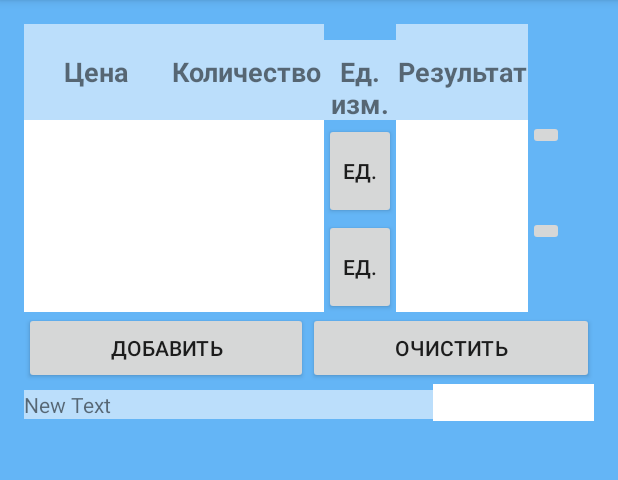
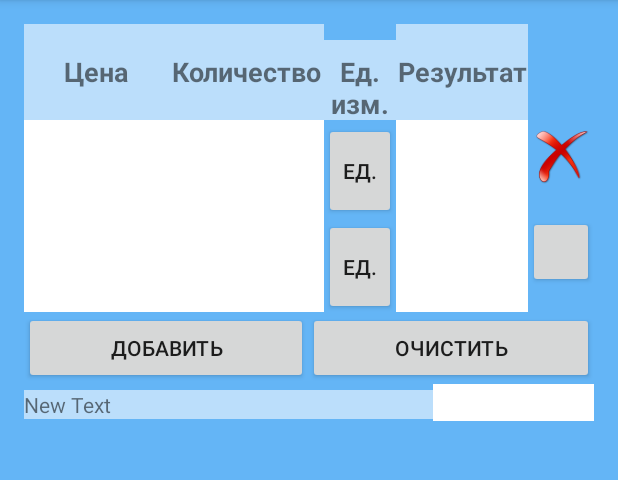
Before and after one commit to Dvajdi/QuickComparison, an Android app: the screen it shows after launch (MainActivity), on a phone screen of 412 x 824 dp, the part 84-564 px from its top. Run offline under Robolectric (Android 15) with nearby library versions, the light colour scheme and no system bars.

Commit message:
Новое решение работа кипит за окном ночь

```diff
--- a/app/src/main/java/ru/forge/twice_a_day/quickcomparison/MainActivity.java
+++ b/app/src/main/java/ru/forge/twice_a_day/quickcomparison/MainActivity.java
@@ -1,48 +1,38 @@
 package ru.forge.twice_a_day.quickcomparison;
 
-import android.content.res.Resources;
-import android.net.Uri;
 import android.support.v7.app.AppCompatActivity;
 import android.os.Bundle;
 import android.text.Editable;
-import android.text.Layout;
 import android.text.TextWatcher;
 import android.util.Log;
 import android.view.Menu;
 import android.view.MenuItem;
-import android.view.View;
 import android.view.ViewGroup;
+import android.widget.Button;
 import android.widget.EditText;
+import android.widget.ImageButton;
 import android.widget.LinearLayout;
-import android.widget.RelativeLayout;
-import android.widget.Spinner;
 import android.widget.TextView;
-
-import com.google.android.gms.appindexing.Action;
-import com.google.android.gms.appindexing.AppIndex;
-import com.google.android.gms.common.api.GoogleApiClient;
-
-import java.util.ArrayList;
 
 public class MainActivity extends AppCompatActivity {
 
 
-    EditText et_price1, et_quantity1;
-    TextView tv_number1, tv_price_unit1, tv_percent1;
-    Spinner spinner_u1;
+    EditText et_price1, et_quantity1,et_price2, et_quantity2;
+    TextView tv_price_unit1, tv_price_unit2;
+    Button button_unit1,button_unit2,button_add,button_clear;
+    Button iButton_delete1,iButton_delete2;
+
     LinearLayout rl_main;
-    LinearLayout row2;
-    int [] forId;
+    LinearLayout row2,doprow;
+
+    static int firstId, secondId;
 
     static int i;
     boolean et_price1ChangedAndGreaterThanZero, et_quantity1ChangedAndGreaterThanZero;
     double quantity1, price1;
-    ArrayList<LinearLayout> collectionOfLinearLayot;
-    /**
-     * ATTENTION: This was auto-generated to implement the App Indexing API.
-     * See https://g.co/AppIndexing/AndroidStudio for more information.
-     */
-    private GoogleApiClient client;
+
+
+
 
     @Override
     protected void onCreate(Bundle savedInstanceState) {
@@ -51,24 +41,29 @@ public class MainActivity extends AppCompatActivity {
         findMyViews();
         setContent();
         setListeners();
-        // ATTENTION: This was auto-generated to implement the App Indexing API.
-        // See https://g.co/AppIndexing/AndroidStudio for more information.
-        client = new GoogleApiClient.Builder(this).addApi(AppIndex.API).build();
+
     }
 
     public void findMyViews() {
         et_price1 = (EditText) findViewById(R.id.et_price1);
         et_quantity1 = (EditText) findViewById(R.id.et_quantity1);
-        tv_number1 = (TextView) findViewById(R.id.tv_number1);
-        tv_price_unit1 = (TextView) findViewById(R.id.tv_price_unit1);
-        tv_percent1 = (TextView) findViewById(R.id.tv_percent1);
-        spinner_u1 = (Spinner) findViewById(R.id.spinner_u1);
+        et_price2 = (EditText) findViewById(R.id.et_price2);
+        et_quantity2 = (EditText) findViewById(R.id.et_quantity2);
+        tv_price_unit1 =(TextView)findViewById(R.id.tv_price_unit1);
+        tv_price_unit2 =(TextView)findViewById(R.id.tv_price_unit2);
+        button_unit1=(Button)findViewById(R.id.button_unit1);
+        iButton_delete1=(Button)findViewById(R.id.button_delete1);
+        button_unit2=(Button)findViewById(R.id.button_unit2);
+        iButton_delete2=(Button)findViewById(R.id.button_delete2);
+        button_add=(Button)findViewById(R.id.button_add);
+        button_clear=(Button)findViewById(R.id.button_clear);
         rl_main = (LinearLayout) findViewById(R.id.rl_main);
-        row2 = (LinearLayout) findViewById(R.id.row2);
+
+        row2=(LinearLayout)findViewById(R.id.row2);
     }
 
     public void setContent() {
-        collectionOfLinearLayot = new ArrayList<>();
+
 
     }
 
@@ -102,13 +97,10 @@ public class MainActivity extends AppCompatActivity {
         LinearLayout llNew = (LinearLayout) LinearLayout.inflate(this, R.layout.row, null);
         llNew.setId(i);
 
-
         Log.d("priv", "id = " + llNew.getId());
         Log.d("priv", "R.layout.row = " + R.layout.row);
 
         rl_main.addView(llNew, lp);
-
-
     }
 
     public void setListeners() {
@@ -136,6 +128,7 @@ public class MainActivity extends AppCompatActivity {
 
         if (quantity1 > 0 && price1 > 0) {
             tv_price_unit1.setText(price1 / quantity1 + "");
+            makeNewRow();
         } else {
             tv_price_unit1.setText("");
         }
@@ -162,43 +155,5 @@ public class MainActivity extends AppCompatActivity {
         }
     };
 
-    @Override
-    public void onStart() {
-        super.onStart();
 
-        // ATTENTION: This was auto-generated to implement the App Indexing API.
-        // See https://g.co/AppIndexing/AndroidStudio for more information.
-        client.connect();
-        Action viewAction = Action.newAction(
-                Action.TYPE_VIEW, // TODO: choose an action type.
-                "Main Page", // TODO: Define a title for the content shown.
-                // TODO: If you have web page content that matches this app activity's content,
-                // make sure this auto-generated web page URL is correct.
-                // Otherwise, set the URL to null.
-                Uri.parse("http://host/path"),
-                // TODO: Make sure this auto-generated app deep link URI is correct.
-                Uri.parse("android-app://ru.forge.twice_a_day.quickcomparison/http/host/path")
-        );
-        AppIndex.AppIndexApi.start(client, viewAction);
-    }
-
-    @Override
-    public void onStop() {
-        super.onStop();
-
-        // ATTENTION: This was auto-generated to implement the App Indexing API.
-        // See https://g.co/AppIndexing/AndroidStudio for more information.
-        Action viewAction = Action.newAction(
-                Action.TYPE_VIEW, // TODO: choose an action type.
-                "Main Page", // TODO: Define a title for the content shown.
-                // TODO: If you have web page content that matches this app activity's content,
-                // make sure this auto-generated web page URL is correct.
-                // Otherwise, set the URL to null.
-                Uri.parse("http://host/path"),
-                // TODO: Make sure this auto-generated app deep link URI is correct.
-                Uri.parse("android-app://ru.forge.twice_a_day.quickcomparison/http/host/path")
-        );
-        AppIndex.AppIndexApi.end(client, viewAction);
-        client.disconnect();
-    }
 }
--- a/app/src/main/res/layout/activity_main.xml
+++ b/app/src/main/res/layout/activity_main.xml
@@ -96,16 +96,16 @@
         <TextView
             android:layout_width="88dp"
             android:layout_height="64dp"
-            android:id="@+id/tv_resalt1"
+            android:id="@+id/tv_price_unit1"
             android:gravity="center"
             android:textSize="20sp"
             android:background="#ffffff" />
 
-        <ImageButton
+        <Button
             android:layout_width="wrap_content"
             android:layout_height="wrap_content"
-            android:id="@+id/iButton_delete1"
-            android:layout_gravity="left" />
+            android:id="@+id/button_delete1"
+            android:layout_gravity="left" android:background="@mipmap/delete"/>
 
     </LinearLayout>
 
@@ -145,15 +145,15 @@
         <TextView
             android:layout_width="88dp"
             android:layout_height="64dp"
-            android:id="@+id/tv_resalt_2"
+            android:id="@+id/tv_price_unit2"
             android:gravity="center"
             android:textSize="20sp"
             android:background="#ffffff" />
 
-        <ImageButton
+        <Button
             android:layout_width="wrap_content"
             android:layout_height="wrap_content"
-            android:id="@+id/iButton_delete2"
+            android:id="@+id/button_delete2"
             android:layout_gravity="left" />
     </LinearLayout>
 
--- a/app/src/main/res/values/colors.xml
+++ b/app/src/main/res/values/colors.xml
@@ -4,4 +4,5 @@
     <color name="colorPrimaryDark">#303F9F</color>
     <color name="colorAccent">#FF4081</color>
     <color name="black">#a81c1c</color>
+    <color name="background_main_activity">#64b5f6</color>
 </resources>
```
Also changed, not shown: app/src/main/delete-web.png (added), app/src/main/res/mipmap-hdpi/delete.png (added), app/src/main/res/mipmap-mdpi/delete.png (added), app/src/main/res/mipmap-xhdpi/delete.png (added), app/src/main/res/mipmap-xxhdpi/delete.png (added), app/src/main/res/mipmap-xxxhdpi/delete.png (added), 1 other file.
